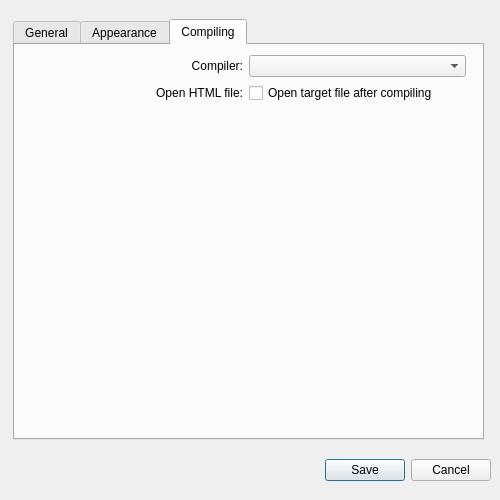
ali-rantakari/QarkDown, file src/preferencesdialog.ui: the form before one commit.
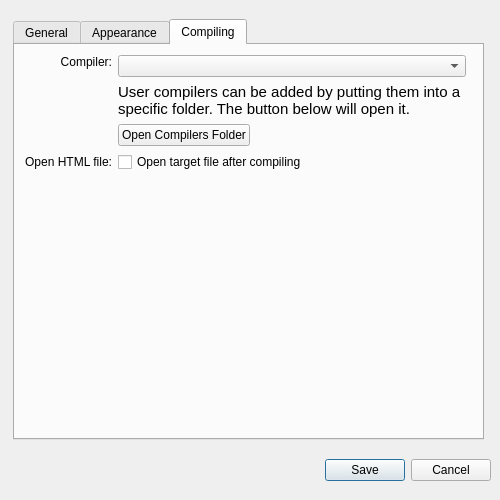
The form after the commit. The open tabs and pages were chosen to show the change.

Commit message:
Allow picking compiler. Support custom compilers.
Allow choosing the compiler in the preferences dialog from a list of built-in compilers as well as custom user-provided compilers.

```diff
--- a/src/preferencesdialog.ui
+++ b/src/preferencesdialog.ui
@@ -490,14 +490,53 @@
          <string>Compiler:</string>
         </property>
         <property name="alignment">
-         <set>Qt::AlignRight|Qt::AlignTrailing|Qt::AlignVCenter</set>
+         <set>Qt::AlignRight|Qt::AlignTop|Qt::AlignTrailing</set>
         </property>
        </widget>
       </item>
       <item row="1" column="1">
        <layout class="QVBoxLayout" name="verticalLayout_5">
         <item>
-         <widget class="QComboBox" name="comboBox"/>
+         <widget class="QComboBox" name="compilersComboBox"/>
+        </item>
+        <item>
+         <widget class="QLabel" name="infoLabel4">
+          <property name="font">
+           <font>
+            <pointsize>11</pointsize>
+           </font>
+          </property>
+          <property name="text">
+           <string>User compilers can be added by putting them into a specific folder. The button below will open it.</string>
+          </property>
+          <property name="wordWrap">
+           <bool>true</bool>
+          </property>
+         </widget>
+        </item>
+        <item>
+         <layout class="QHBoxLayout" name="horizontalLayout_4">
+          <item>
+           <widget class="QPushButton" name="openCompilersFolderButton">
+            <property name="text">
+             <string>Open Compilers Folder</string>
+            </property>
+           </widget>
+          </item>
+          <item>
+           <spacer name="horizontalSpacer_2">
+            <property name="orientation">
+             <enum>Qt::Horizontal</enum>
+            </property>
+            <property name="sizeHint" stdset="0">
+             <size>
+              <width>40</width>
+              <height>20</height>
+             </size>
+            </property>
+           </spacer>
+          </item>
+         </layout>
         </item>
        </layout>
       </item>
```
Left out of the diff: 4 changed lines with no effect on the pictures. The commit also changes 5 other files.
